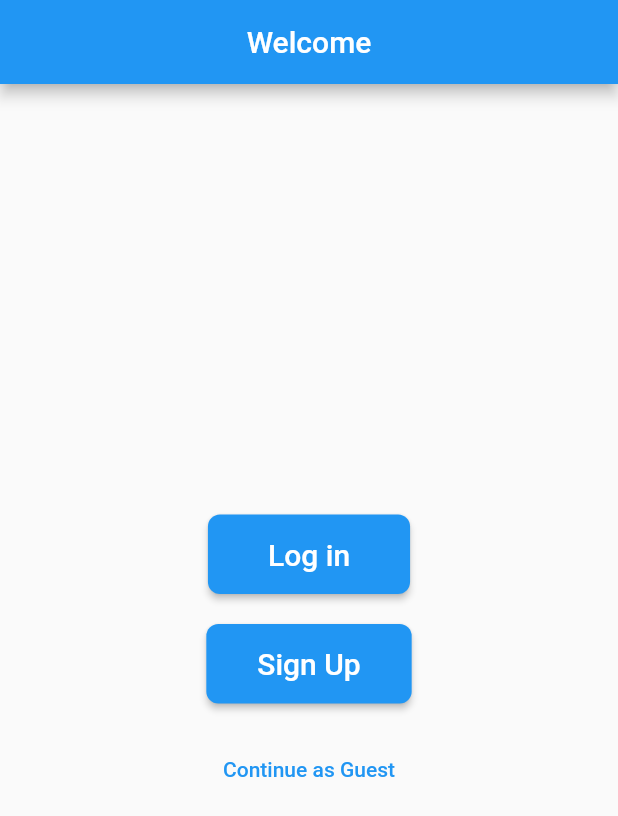
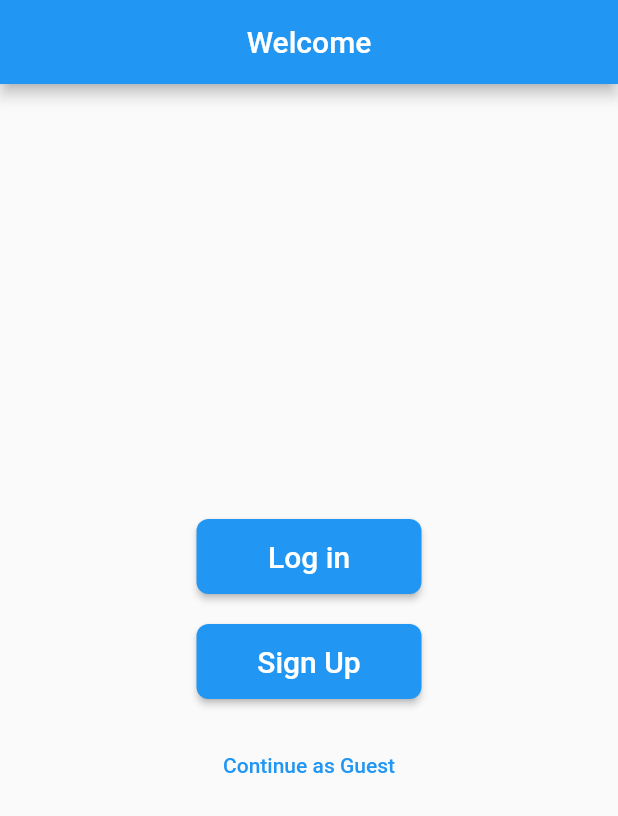
Before and after one commit to bounswe/bounswe2023group3, a Flutter app: the screen it shows after launch, on a phone screen of 412 x 824 dp. Shown: the top 816 px of the screen. Run offline on Flutter 3.47's test engine with Material 2 defaults, Android fonts, the phone set to English and light mode, and no system bars; our stand-ins replace email_validator.

Commit message:
fixed button sizes in welcome page

```diff
--- a/app/mobile/lib/view/welcome/welcome.dart
+++ b/app/mobile/lib/view/welcome/welcome.dart
@@ -19,10 +19,10 @@ class WelcomeScreen extends StatelessWidget {
                 Navigator.pushNamed(context, '/login');
               },
               style: ElevatedButton.styleFrom(
-                padding: EdgeInsets.symmetric(vertical: 15.0, horizontal: 40),
                 shape: RoundedRectangleBorder(
                   borderRadius: BorderRadius.circular(8),
                 ),
+                minimumSize: Size(150, 50),
               ),
               child: Text(
                 'Log in',
@@ -41,10 +41,10 @@ class WelcomeScreen extends StatelessWidget {
                 style: TextStyle(fontSize: 20),
               ),
               style: ElevatedButton.styleFrom(
-                padding: EdgeInsets.symmetric(vertical: 15.0, horizontal: 34),
                 shape: RoundedRectangleBorder(
                   borderRadius: BorderRadius.circular(8),
                 ),
+                minimumSize: Size(150, 50),
               ),
             ),
             SizedBox(height: 20),
```
